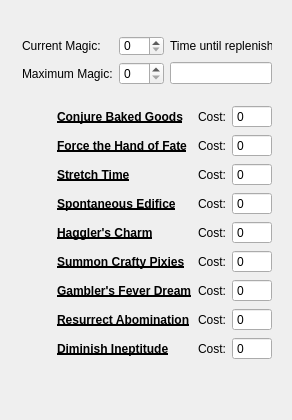
This is GrimoireCalculator.ui in Asers387/GrimoireCalculator as Qt 5 draws it before an edit. The edited form follows.
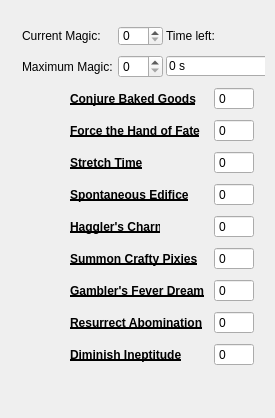
This is the edited form. Icons and pictures are not drawn.

Diff of the .ui file:
```diff
--- a/GrimoireCalculator.ui
+++ b/GrimoireCalculator.ui
@@ -6,20 +6,20 @@
    <rect>
     <x>0</x>
     <y>0</y>
-    <width>292</width>
-    <height>420</height>
+    <width>275</width>
+    <height>418</height>
    </rect>
   </property>
   <property name="minimumSize">
    <size>
-    <width>292</width>
-    <height>420</height>
+    <width>275</width>
+    <height>418</height>
    </size>
   </property>
   <property name="maximumSize">
    <size>
-    <width>292</width>
-    <height>420</height>
+    <width>275</width>
+    <height>418</height>
    </size>
   </property>
   <property name="windowTitle">
@@ -30,55 +30,168 @@
     <normaloff>images/icon.ico</normaloff>images/icon.ico</iconset>
   </property>
   <widget class="QWidget" name="centralWidget">
-   <widget class="QWidget" name="layoutWidget">
+   <widget class="QPushButton" name="pushButton_cost1">
+    <property name="geometry">
+     <rect>
+      <x>10</x>
+      <y>60</y>
+      <width>37</width>
+      <height>39</height>
+     </rect>
+    </property>
+    <property name="text">
+     <string/>
+    </property>
+    <property name="flat">
+     <bool>true</bool>
+    </property>
+   </widget>
+   <widget class="QPushButton" name="pushButton_cost2">
+    <property name="geometry">
+     <rect>
+      <x>10</x>
+      <y>96</y>
+      <width>37</width>
+      <height>39</height>
+     </rect>
+    </property>
+    <property name="text">
+     <string/>
+    </property>
+    <property name="flat">
+     <bool>true</bool>
+    </property>
+   </widget>
+   <widget class="QPushButton" name="pushButton_cost3">
+    <property name="geometry">
+     <rect>
+      <x>10</x>
+      <y>132</y>
+      <width>37</width>
+      <height>39</height>
+     </rect>
+    </property>
+    <property name="text">
+     <string/>
+    </property>
+    <property name="flat">
+     <bool>true</bool>
+    </property>
+   </widget>
+   <widget class="QPushButton" name="pushButton_cost4">
+    <property name="geometry">
+     <rect>
+      <x>10</x>
+      <y>168</y>
+      <width>37</width>
+      <height>39</height>
+     </rect>
+    </property>
+    <property name="text">
+     <string/>
+    </property>
+    <property name="flat">
+     <bool>true</bool>
+    </property>
+   </widget>
+   <widget class="QPushButton" name="pushButton_cost5">
+    <property name="geometry">
+     <rect>
+      <x>10</x>
+      <y>204</y>
+      <width>37</width>
+      <height>39</height>
+     </rect>
+    </property>
+    <property name="text">
+     <string/>
+    </property>
+    <property name="flat">
+     <bool>true</bool>
+    </property>
+   </widget>
+   <widget class="QPushButton" name="pushButton_cost6">
+    <property name="geometry">
+     <rect>
+      <x>10</x>
+      <y>240</y>
+      <width>37</width>
+      <height>39</height>
+     </rect>
+    </property>
+    <property name="text">
+     <string/>
+    </property>
+    <property name="flat">
+     <bool>true</bool>
+    </property>
+   </widget>
+   <widget class="QPushButton" name="pushButton_cost7">
+    <property name="geometry">
+     <rect>
+      <x>10</x>
+      <y>276</y>
+      <width>37</width>
+      <height>39</height>
+     </rect>
+    </property>
+    <property name="text">
+     <string/>
+    </property>
+    <property name="flat">
+     <bool>true</bool>
+    </property>
+   </widget>
+   <widget class="QPushButton" name="pushButton_cost8">
+    <property name="geometry">
+     <rect>
+      <x>10</x>
+      <y>312</y>
+      <width>37</width>
+      <height>39</height>
+     </rect>
+    </property>
+    <property name="text">
+     <string/>
+    </property>
+    <property name="flat">
+     <bool>true</bool>
+    </property>
+   </widget>
+   <widget class="QPushButton" name="pushButton_cost9">
+    <property name="geometry">
+     <rect>
+      <x>10</x>
+      <y>348</y>
+      <width>37</width>
+      <height>37</height>
+     </rect>
+    </property>
+    <property name="text">
+     <string/>
+    </property>
+    <property name="flat">
+     <bool>true</bool>
+    </property>
+   </widget>
+   <widget class="QWidget" name="">
     <property name="geometry">
      <rect>
       <x>11</x>
-      <y>11</y>
-      <width>272</width>
-      <height>376</height>
+      <y>12</y>
+      <width>254</width>
+      <height>372</height>
      </rect>
     </property>
-    <layout class="QGridLayout" name="gridLayout_3">
-     <item row="0" column="0">
       <layout class="QGridLayout" name="gridLayout">
-       <item row="0" column="2">
-        <widget class="QLabel" name="label_time">
+     <item row="0" column="0" colspan="2">
+      <widget class="QLabel" name="label_current">
          <property name="text">
-          <string>Time until replenished:</string>
+        <string>Current Magic:</string>
          </property>
         </widget>
        </item>
-       <item row="1" column="1">
-        <widget class="QSpinBox" name="spinBox_maximum">
-         <property name="minimumSize">
-          <size>
-           <width>45</width>
-           <height>0</height>
-          </size>
-         </property>
-         <property name="maximumSize">
-          <size>
-           <width>45</width>
-           <height>16777215</height>
-          </size>
-         </property>
-         <property name="accelerated">
-          <bool>true</bool>
-         </property>
-         <property name="maximum">
-          <number>999</number>
-         </property>
-        </widget>
-       </item>
-       <item row="1" column="2">
-        <widget class="QLineEdit" name="lineEdit_time">
-         <property name="readOnly">
-          <bool>true</bool>
-         </property>
-        </widget>
-       </item>
-       <item row="0" column="1">
+     <item row="0" column="2">
         <widget class="QSpinBox" name="spinBox_current">
          <property name="minimumSize">
           <size>
@@ -106,32 +219,72 @@
          </property>
         </widget>
        </item>
-       <item row="1" column="0">
+     <item row="0" column="3" colspan="2">
+      <widget class="QLabel" name="label_time">
+       <property name="text">
+        <string>Time left:</string>
+       </property>
+      </widget>
+     </item>
+     <item row="1" column="0" colspan="2">
         <widget class="QLabel" name="label_maximum">
          <property name="text">
           <string>Maximum Magic:</string>
          </property>
         </widget>
        </item>
-       <item row="0" column="0">
-        <widget class="QLabel" name="label_current">
+     <item row="1" column="2">
+      <widget class="QSpinBox" name="spinBox_maximum">
+       <property name="minimumSize">
+        <size>
+         <width>45</width>
+         <height>0</height>
+        </size>
+       </property>
+       <property name="maximumSize">
+        <size>
+         <width>45</width>
+         <height>16777215</height>
+        </size>
+       </property>
+       <property name="accelerated">
+        <bool>true</bool>
+       </property>
+       <property name="maximum">
+        <number>999</number>
+       </property>
+      </widget>
+     </item>
+     <item row="1" column="3" colspan="2">
+      <widget class="QLineEdit" name="lineEdit_time">
+       <property name="minimumSize">
+        <size>
+         <width>111</width>
+         <height>20</height>
+        </size>
+       </property>
+       <property name="maximumSize">
+        <size>
+         <width>111</width>
+         <height>20</height>
+        </size>
+       </property>
          <property name="text">
-          <string>Current Magic:</string>
+        <string>0 s</string>
+       </property>
+       <property name="readOnly">
+        <bool>true</bool>
          </property>
         </widget>
        </item>
-      </layout>
-     </item>
-     <item row="1" column="0">
-      <layout class="QGridLayout" name="gridLayout_2">
-       <item row="0" column="0">
+     <item row="2" column="0">
         <widget class="QLabel" name="label_image1">
          <property name="text">
           <string>&lt;html&gt;&lt;head/&gt;&lt;body&gt;&lt;p&gt;&lt;img src=&quot;:/GrimoireCalculator/images/Grimoireicons_01.png&quot;/&gt;&lt;/p&gt;&lt;/body&gt;&lt;/html&gt;</string>
          </property>
         </widget>
        </item>
-       <item row="0" column="1">
+     <item row="2" column="1" colspan="3">
         <widget class="QLabel" name="label_1">
          <property name="minimumSize">
           <size>
@@ -151,14 +304,7 @@
          </property>
         </widget>
        </item>
-       <item row="0" column="2">
-        <widget class="QLabel" name="label_cost1">
-         <property name="text">
-          <string>Cost:</string>
-         </property>
-        </widget>
-       </item>
-       <item row="0" column="3">
+     <item row="2" column="4">
         <widget class="QSpinBox" name="spinBox_cost1">
          <property name="minimumSize">
           <size>
@@ -183,15 +329,15 @@
          </property>
         </widget>
        </item>
-       <item row="1" column="0">
+     <item row="3" column="0">
         <widget class="QLabel" name="label_image2">
          <property name="text">
           <string>&lt;html&gt;&lt;head/&gt;&lt;body&gt;&lt;p&gt;&lt;img src=&quot;:/GrimoireCalculator/images/Grimoireicons_02.png&quot;/&gt;&lt;/p&gt;&lt;/body&gt;&lt;/html&gt;</string>
          </property>
         </widget>
        </item>
-       <item row="1" column="1">
-        <widget class="QLabel" name="label_4">
+     <item row="3" column="1" colspan="3">
+      <widget class="QLabel" name="label_2">
          <property name="minimumSize">
           <size>
            <width>47</width>
@@ -210,14 +356,7 @@
          </property>
         </widget>
        </item>
-       <item row="1" column="2">
-        <widget class="QLabel" name="label_cost2">
-         <property name="text">
-          <string>Cost:</string>
-         </property>
-        </widget>
-       </item>
-       <item row="1" column="3">
+     <item row="3" column="4">
         <widget class="QSpinBox" name="spinBox_cost2">
          <property name="minimumSize">
           <size>
@@ -242,15 +381,15 @@
          </property>
         </widget>
        </item>
-       <item row="2" column="0">
+     <item row="4" column="0">
         <widget class="QLabel" name="label_image3">
          <property name="text">
           <string>&lt;html&gt;&lt;head/&gt;&lt;body&gt;&lt;p&gt;&lt;img src=&quot;:/GrimoireCalculator/images/Grimoireicons_03.png&quot;/&gt;&lt;/p&gt;&lt;/body&gt;&lt;/html&gt;</string>
          </property>
         </widget>
        </item>
-       <item row="2" column="1">
-        <widget class="QLabel" name="label_7">
+     <item row="4" column="1" colspan="2">
+      <widget class="QLabel" name="label_3">
          <property name="minimumSize">
           <size>
            <width>47</width>
@@ -269,14 +408,7 @@
          </property>
         </widget>
        </item>
-       <item row="2" column="2">
-        <widget class="QLabel" name="label_cost3">
-         <property name="text">
-          <string>Cost:</string>
-         </property>
-        </widget>
-       </item>
-       <item row="2" column="3">
+     <item row="4" column="4">
         <widget class="QSpinBox" name="spinBox_cost3">
          <property name="minimumSize">
           <size>
@@ -301,15 +433,15 @@
          </property>
         </widget>
        </item>
-       <item row="3" column="0">
+     <item row="5" column="0">
         <widget class="QLabel" name="label_image4">
          <property name="text">
           <string>&lt;html&gt;&lt;head/&gt;&lt;body&gt;&lt;p&gt;&lt;img src=&quot;:/GrimoireCalculator/images/Grimoireicons_04.png&quot;/&gt;&lt;/p&gt;&lt;/body&gt;&lt;/html&gt;</string>
          </property>
         </widget>
        </item>
-       <item row="3" column="1">
-        <widget class="QLabel" name="label_10">
+     <item row="5" column="1" colspan="3">
+      <widget class="QLabel" name="label_4">
          <property name="minimumSize">
           <size>
            <width>47</width>
@@ -328,14 +460,7 @@
          </property>
         </widget>
        </item>
-       <item row="3" column="2">
-        <widget class="QLabel" name="label_cost4">
-         <property name="text">
-          <string>Cost:</string>
-         </property>
-        </widget>
-       </item>
-       <item row="3" column="3">
+     <item row="5" column="4">
         <widget class="QSpinBox" name="spinBox_cost4">
          <property name="minimumSize">
           <size>
@@ -360,15 +485,15 @@
          </property>
         </widget>
        </item>
-       <item row="4" column="0">
+     <item row="6" column="0">
         <widget class="QLabel" name="label_image5">
          <property name="text">
           <string>&lt;html&gt;&lt;head/&gt;&lt;body&gt;&lt;p&gt;&lt;img src=&quot;:/GrimoireCalculator/images/Grimoireicons_05.png&quot;/&gt;&lt;/p&gt;&lt;/body&gt;&lt;/html&gt;</string>
          </property>
         </widget>
        </item>
-       <item row="4" column="1">
-        <widget class="QLabel" name="label_13">
+     <item row="6" column="1" colspan="2">
+      <widget class="QLabel" name="label_5">
          <property name="minimumSize">
           <size>
            <width>47</width>
@@ -387,14 +512,7 @@
          </property>
         </widget>
        </item>
-       <item row="4" column="2">
-        <widget class="QLabel" name="label_cost5">
-         <property name="text">
-          <string>Cost:</string>
-         </property>
-        </widget>
-       </item>
-       <item row="4" column="3">
+     <item row="6" column="4">
         <widget class="QSpinBox" name="spinBox_cost5">
          <property name="minimumSize">
           <size>
@@ -419,15 +537,15 @@
          </property>
         </widget>
        </item>
-       <item row="5" column="0">
+     <item row="7" column="0">
         <widget class="QLabel" name="label_image6">
          <property name="text">
           <string>&lt;html&gt;&lt;head/&gt;&lt;body&gt;&lt;p&gt;&lt;img src=&quot;:/GrimoireCalculator/images/Grimoireicons_06.png&quot;/&gt;&lt;/p&gt;&lt;/body&gt;&lt;/html&gt;</string>
          </property>
         </widget>
        </item>
-       <item row="5" column="1">
-        <widget class="QLabel" name="label_16">
+     <item row="7" column="1" colspan="3">
+      <widget class="QLabel" name="label_6">
          <property name="minimumSize">
           <size>
            <width>47</width>
@@ -446,14 +564,7 @@
          </property>
         </widget>
        </item>
-       <item row="5" column="2">
-        <widget class="QLabel" name="label_2">
-         <property name="text">
-          <string>Cost:</string>
-         </property>
-        </widget>
-       </item>
-       <item row="5" column="3">
+     <item row="7" column="4">
         <widget class="QSpinBox" name="spinBox_cost6">
          <property name="minimumSize">
           <size>
@@ -478,15 +589,15 @@
          </property>
         </widget>
        </item>
-       <item row="6" column="0">
+     <item row="8" column="0">
         <widget class="QLabel" name="label_image7">
          <property name="text">
           <string>&lt;html&gt;&lt;head/&gt;&lt;body&gt;&lt;p&gt;&lt;img src=&quot;:/GrimoireCalculator/images/Grimoireicons_07.png&quot;/&gt;&lt;/p&gt;&lt;/body&gt;&lt;/html&gt;</string>
          </property>
         </widget>
        </item>
-       <item row="6" column="1">
-        <widget class="QLabel" name="label_19">
+     <item row="8" column="1" colspan="3">
+      <widget class="QLabel" name="label_7">
          <property name="minimumSize">
           <size>
            <width>47</width>
@@ -505,14 +616,7 @@
          </property>
         </widget>
        </item>
-       <item row="6" column="2">
-        <widget class="QLabel" name="label_20">
-         <property name="text">
-          <string>Cost:</string>
-         </property>
-        </widget>
-       </item>
-       <item row="6" column="3">
+     <item row="8" column="4">
         <widget class="QSpinBox" name="spinBox_cost7">
          <property name="minimumSize">
           <size>
@@ -537,15 +641,15 @@
          </property>
         </widget>
        </item>
-       <item row="7" column="0">
+     <item row="9" column="0">
         <widget class="QLabel" name="label_image8">
          <property name="text">
           <string>&lt;html&gt;&lt;head/&gt;&lt;body&gt;&lt;p&gt;&lt;img src=&quot;:/GrimoireCalculator/images/Grimoireicons_08.png&quot;/&gt;&lt;/p&gt;&lt;/body&gt;&lt;/html&gt;</string>
          </property>
         </widget>
        </item>
-       <item row="7" column="1">
-        <widget class="QLabel" name="label_22">
+     <item row="9" column="1" colspan="3">
+      <widget class="QLabel" name="label_8">
          <property name="minimumSize">
           <size>
            <width>47</width>
@@ -564,14 +668,7 @@
          </property>
         </widget>
        </item>
-       <item row="7" column="2">
-        <widget class="QLabel" name="label_23">
-         <property name="text">
-          <string>Cost:</string>
-         </property>
-        </widget>
-       </item>
-       <item row="7" column="3">
+     <item row="9" column="4">
         <widget class="QSpinBox" name="spinBox_cost8">
          <property name="minimumSize">
           <size>
@@ -596,15 +693,15 @@
          </property>
         </widget>
        </item>
-       <item row="8" column="0">
+     <item row="10" column="0">
         <widget class="QLabel" name="label_image9">
          <property name="text">
           <string>&lt;html&gt;&lt;head/&gt;&lt;body&gt;&lt;p&gt;&lt;img src=&quot;:/GrimoireCalculator/images/Grimoireicons_09.png&quot;/&gt;&lt;/p&gt;&lt;/body&gt;&lt;/html&gt;</string>
          </property>
         </widget>
        </item>
-       <item row="8" column="1">
-        <widget class="QLabel" name="label_25">
+     <item row="10" column="1" colspan="3">
+      <widget class="QLabel" name="label_9">
          <property name="minimumSize">
           <size>
            <width>47</width>
@@ -623,14 +720,7 @@
          </property>
         </widget>
        </item>
-       <item row="8" column="2">
-        <widget class="QLabel" name="label_26">
-         <property name="text">
-          <string>Cost:</string>
-         </property>
-        </widget>
-       </item>
-       <item row="8" column="3">
+     <item row="10" column="4">
         <widget class="QSpinBox" name="spinBox_cost9">
          <property name="minimumSize">
           <size>
@@ -656,153 +746,17 @@
         </widget>
        </item>
       </layout>
-     </item>
-    </layout>
    </widget>
-   <widget class="QPushButton" name="pushButton_cost1">
-    <property name="geometry">
-     <rect>
-      <x>10</x>
-      <y>65</y>
-      <width>36</width>
-      <height>36</height>
-     </rect>
-    </property>
-    <property name="text">
-     <string/>
-    </property>
-    <property name="flat">
-     <bool>true</bool>
-    </property>
-   </widget>
-   <widget class="QPushButton" name="pushButton_cost2">
-    <property name="geometry">
-     <rect>
-      <x>10</x>
-      <y>99</y>
-      <width>36</width>
-      <height>37</height>
-     </rect>
-    </property>
-    <property name="text">
-     <string/>
-    </property>
-    <property name="flat">
-     <bool>true</bool>
-    </property>
-   </widget>
-   <widget class="QPushButton" name="pushButton_cost3">
-    <property name="geometry">
-     <rect>
-      <x>10</x>
-      <y>134</y>
-      <width>36</width>
-      <height>38</height>
-     </rect>
-    </property>
-    <property name="text">
-     <string/>
-    </property>
-    <property name="flat">
-     <bool>true</bool>
-    </property>
-   </widget>
-   <widget class="QPushButton" name="pushButton_cost4">
-    <property name="geometry">
-     <rect>
-      <x>10</x>
-      <y>170</y>
-      <width>36</width>
-      <height>39</height>
-     </rect>
-    </property>
-    <property name="text">
-     <string/>
-    </property>
-    <property name="flat">
-     <bool>true</bool>
-    </property>
-   </widget>
-   <widget class="QPushButton" name="pushButton_cost5">
-    <property name="geometry">
-     <rect>
-      <x>10</x>
-      <y>206</y>
-      <width>36</width>
-      <height>39</height>
-     </rect>
-    </property>
-    <property name="text">
-     <string/>
-    </property>
-    <property name="flat">
-     <bool>true</bool>
-    </property>
-   </widget>
-   <widget class="QPushButton" name="pushButton_cost6">
-    <property name="geometry">
-     <rect>
-      <x>10</x>
-      <y>242</y>
-      <width>36</width>
-      <height>39</height>
-     </rect>
-    </property>
-    <property name="text">
-     <string/>
-    </property>
-    <property name="flat">
-     <bool>true</bool>
-    </property>
-   </widget>
-   <widget class="QPushButton" name="pushButton_cost7">
-    <property name="geometry">
-     <rect>
-      <x>10</x>
-      <y>278</y>
-      <width>36</width>
-      <height>39</height>
-     </rect>
-    </property>
-    <property name="text">
-     <string/>
-    </property>
-    <property name="flat">
-     <bool>true</bool>
-    </property>
-   </widget>
-   <widget class="QPushButton" name="pushButton_cost8">
-    <property name="geometry">
-     <rect>
-      <x>10</x>
-      <y>314</y>
-      <width>36</width>
-      <height>39</height>
-     </rect>
-    </property>
-    <property name="text">
-     <string/>
-    </property>
-    <property name="flat">
-     <bool>true</bool>
-    </property>
-   </widget>
-   <widget class="QPushButton" name="pushButton_cost9">
-    <property name="geometry">
-     <rect>
-      <x>10</x>
-      <y>350</y>
-      <width>36</width>
-      <height>38</height>
-     </rect>
-    </property>
-    <property name="text">
-     <string/>
-    </property>
-    <property name="flat">
-     <bool>true</bool>
-    </property>
-   </widget>
+   <zorder>layoutWidget</zorder>
+   <zorder>pushButton_cost1</zorder>
+   <zorder>pushButton_cost8</zorder>
+   <zorder>pushButton_cost9</zorder>
+   <zorder>pushButton_cost6</zorder>
+   <zorder>pushButton_cost2</zorder>
+   <zorder>pushButton_cost5</zorder>
+   <zorder>pushButton_cost3</zorder>
+   <zorder>pushButton_cost7</zorder>
+   <zorder>pushButton_cost4</zorder>
   </widget>
   <widget class="QMenuBar" name="menuBar">
    <property name="geometry">
```
Left out of the diff: 38 changed lines with no effect on the pictures. Lines whose indentation alone changed are shown as unchanged.
